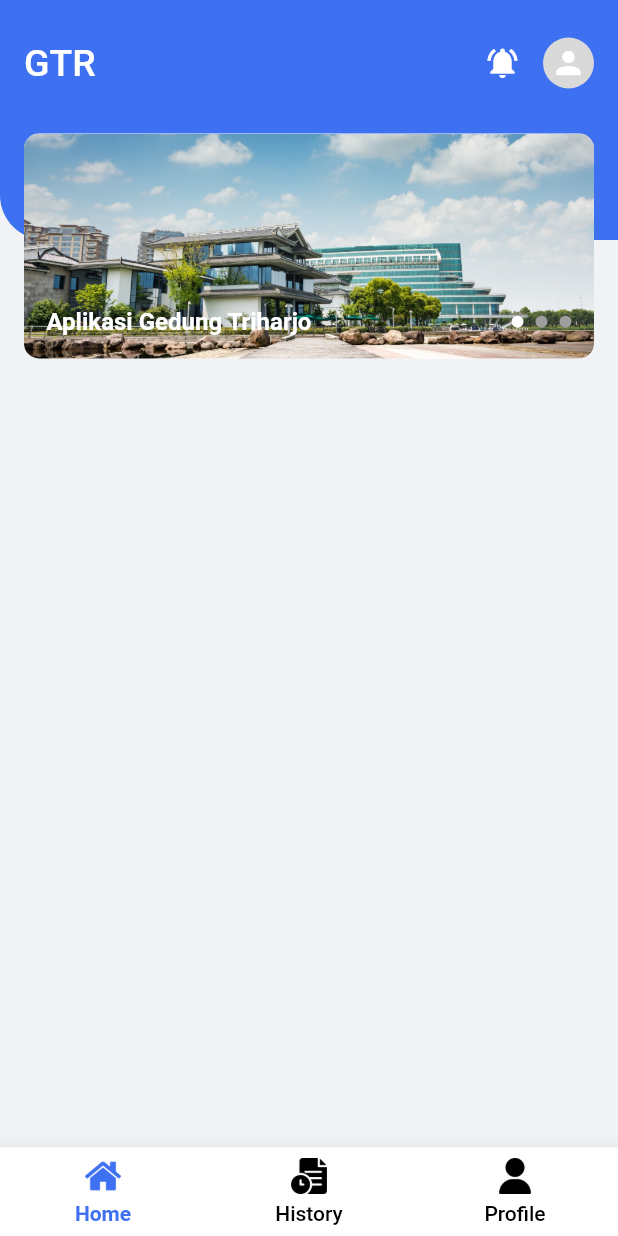
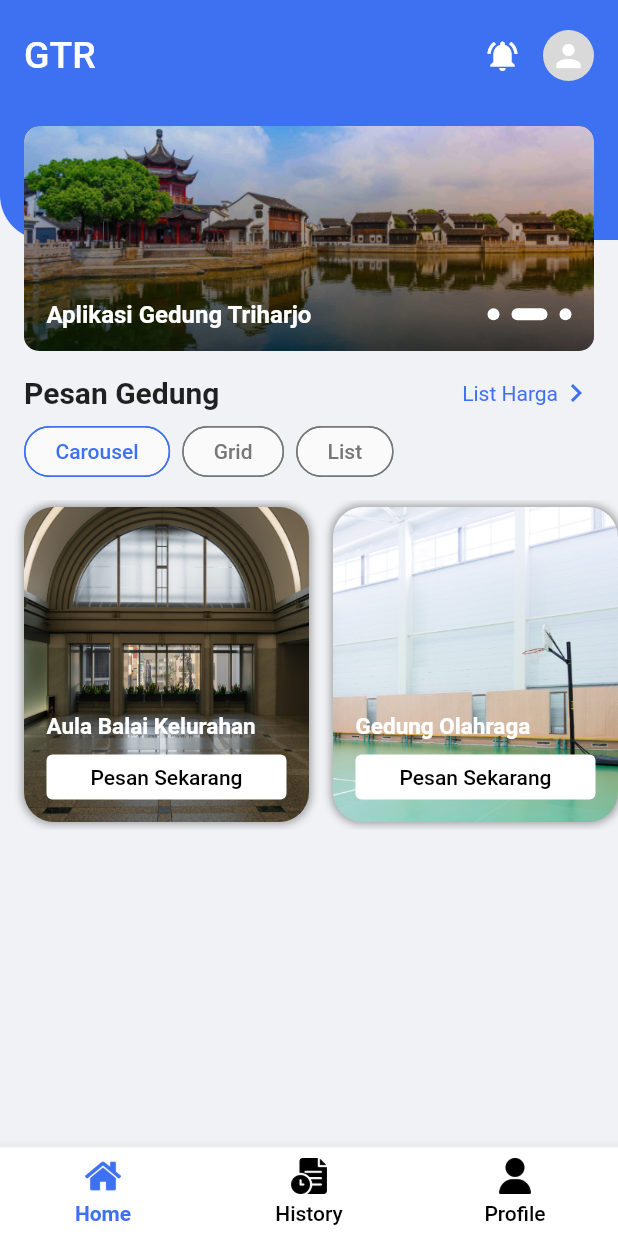
Before and after one commit to FarighMAkmalullah/gedung-triharjo, a Flutter app: the screen it shows after launch, on a phone screen of 412 x 824 dp. Run offline on Flutter 3.47's test engine with Material 2 defaults, Android fonts, the phone set to English and light mode, and no system bars; drawn by our look-alikes of smooth_page_indicator.

Commit message:
Pemesanan Carausel selesai

```diff
--- a/lib/screen/dashboard/dashboard_screen.dart
+++ b/lib/screen/dashboard/dashboard_screen.dart
@@ -1,6 +1,7 @@
 import 'package:flutter/material.dart';
 import 'package:penyewaan_gedung_triharjo/screen/dashboard/widget/header_widget.dart';
-import 'package:smooth_page_indicator/smooth_page_indicator.dart';
+import 'package:penyewaan_gedung_triharjo/screen/dashboard/widget/pesan_gedung_widget.dart';
+import 'package:penyewaan_gedung_triharjo/screen/dashboard/widget/profil_gedung_widget.dart';
 
 class DashboardScreen extends StatefulWidget {
   const DashboardScreen({super.key});
@@ -10,12 +11,6 @@ class DashboardScreen extends StatefulWidget {
 }
 
 class _DashboardScreenState extends State<DashboardScreen> {
-  final _pageController = PageController();
-  List<String> imageUrls = [
-    "assets/image/dashboard/dashboard1.jpg",
-    "assets/image/dashboard/dashboard2.jpg",
-    "assets/image/dashboard/dashboard3.jpg",
-  ];
   @override
   Widget build(BuildContext context) {
     return SafeArea(
@@ -33,79 +28,24 @@ class _DashboardScreenState extends State<DashboardScreen> {
                         bottomLeft: Radius.circular(30),
                       )),
                 ),
-                Padding(
-                  padding:
-                      const EdgeInsets.symmetric(horizontal: 16, vertical: 25),
-                  child: Column(
-                    children: [
-                      const HeaderWidget(),
-                      const SizedBox(
-                        height: 30,
-                      ),
-                      Stack(
-                        children: [
-                          Container(
-                            height: 150,
-                            decoration: BoxDecoration(
-                              borderRadius: BorderRadius.circular(10),
-                              color: Colors.white,
-                            ),
-                          ),
-                          SizedBox(
-                            height: 150,
-                            width: double.infinity,
-                            child: PageView(
-                              controller: _pageController,
-                              children: imageUrls.map(
-                                (imageUrl) {
-                                  return ClipRRect(
-                                    borderRadius: BorderRadius.circular(10.0),
-                                    child: Image.asset(
-                                      imageUrl,
-                                      fit: BoxFit.cover,
-                                      height: 150,
-                                    ),
-                                  );
-                                },
-                              ).toList(),
-                            ),
-                          ),
-                          Container(
-                            padding: const EdgeInsets.all(15),
-                            height: 150,
-                            child: Column(
-                              mainAxisAlignment: MainAxisAlignment.end,
-                              children: [
-                                Row(
-                                  mainAxisAlignment:
-                                      MainAxisAlignment.spaceBetween,
-                                  children: [
-                                    const Text(
-                                      "Aplikasi Gedung Triharjo",
-                                      style: TextStyle(
-                                        color: Colors.white,
-                                        fontWeight: FontWeight.bold,
-                                        fontSize: 16,
-                                      ),
-                                    ),
-                                    SmoothPageIndicator(
-                                      controller: _pageController,
-                                      count: imageUrls.length,
-                                      effect: SlideEffect(
-                                        activeDotColor: Colors.white,
-                                        dotHeight: 8,
-                                        dotWidth: 8,
-                                      ),
-                                    ),
-                                  ],
-                                ),
-                              ],
-                            ),
-                          )
-                        ],
-                      )
-                    ],
-                  ),
+                const Column(
+                  children: [
+                    SizedBox(
+                      height: 20,
+                    ),
+                    Padding(
+                      padding: EdgeInsets.symmetric(horizontal: 16),
+                      child: HeaderWidget(),
+                    ),
+                    SizedBox(
+                      height: 30,
+                    ),
+                    Padding(
+                      padding: EdgeInsets.symmetric(horizontal: 16),
+                      child: ProfilGedungWidget(),
+                    ),
+                    PesanGedungWidget(),
+                  ],
                 ),
               ],
             )
--- /dev/null
+++ b/lib/screen/dashboard/widget/pesan_carausel_widget.dart
@@ -0,0 +1,102 @@
+import 'package:flutter/material.dart';
+
+class PesanCarauselWidget extends StatefulWidget {
+  const PesanCarauselWidget({super.key});
+
+  @override
+  State<PesanCarauselWidget> createState() => _PesanCarauselWidgetState();
+}
+
+class _PesanCarauselWidgetState extends State<PesanCarauselWidget> {
+  Map<String, dynamic> carouselList = {
+    'carousel': [
+      {
+        'title': 'Aula Balai Kelurahan',
+        'image': 'assets/image/dashboard/aula.png',
+      },
+      {
+        'title': 'Gedung Olahraga',
+        'image': 'assets/image/dashboard/gedung.png',
+      },
+      {
+        'title': 'Lapangan Olahraga',
+        'image': 'assets/image/dashboard/lapangan.png',
+      },
+    ]
+  };
+  @override
+  Widget build(BuildContext context) {
+    var list = carouselList?['carousel'];
+    return Container(
+      height: 220,
+      width: MediaQuery.of(context).size.width,
+      child: ListView.builder(
+        scrollDirection: Axis.horizontal,
+        itemCount: list?.length ?? 0,
+        itemBuilder: (BuildContext context, int index) {
+          return Container(
+            margin: EdgeInsets.only(
+              left: 16,
+              right: index == list?.length - 1 ? 16 : 0,
+              top: 5,
+              bottom: 5,
+            ),
+            padding: const EdgeInsets.all(15),
+            decoration: BoxDecoration(
+              image: DecorationImage(
+                  image: AssetImage('${list?[index]['image']}'),
+                  fit: BoxFit.fill),
+              borderRadius: BorderRadius.circular(
+                20,
+              ),
+              boxShadow: const [
+                BoxShadow(
+                  color: Colors.grey,
+                  offset: Offset(0, 0),
+                  blurRadius: 4,
+                  spreadRadius: 1,
+                ),
+              ],
+            ),
+            width: 190,
+            child: Column(
+              mainAxisAlignment: MainAxisAlignment.end,
+              crossAxisAlignment: CrossAxisAlignment.start,
+              children: [
+                Text(
+                  list?[index]['title'] ?? '',
+                  style: const TextStyle(
+                    color: Colors.white,
+                    fontWeight: FontWeight.w600,
+                    fontSize: 15,
+                  ),
+                ),
+                const SizedBox(
+                  height: 10,
+                ),
+                FractionallySizedBox(
+                  widthFactor: 1.0,
+                  child: SizedBox(
+                    height: 30,
+                    child: ElevatedButton(
+                        onPressed: () {},
+                        style: ElevatedButton.styleFrom(
+                          backgroundColor: Colors.white,
+                          elevation: 0,
+                        ),
+                        child: const Text(
+                          'Pesan Sekarang',
+                          style: TextStyle(
+                            color: Colors.black,
+                          ),
+                        )),
+                  ),
+                )
+              ],
+            ),
+          );
+        },
+      ),
+    );
+  }
+}
--- /dev/null
+++ b/lib/screen/dashboard/widget/pesan_gedung_widget.dart
@@ -0,0 +1,178 @@
+import 'package:flutter/material.dart';
+import 'package:penyewaan_gedung_triharjo/screen/dashboard/widget/pesan_carausel_widget.dart';
+
+class PesanGedungWidget extends StatefulWidget {
+  const PesanGedungWidget({super.key});
+
+  @override
+  State<PesanGedungWidget> createState() => _PesanGedungWidgetState();
+}
+
+class _PesanGedungWidgetState extends State<PesanGedungWidget> {
+  int selectedChoice = 1;
+
+  Widget _buildWidgetForChoice(int choice) {
+    switch (choice) {
+      case 1:
+        return const PesanCarauselWidget();
+      case 2:
+        return const Center(
+          child: Text("List"),
+        );
+      case 3:
+        return const Center(
+          child: Text("Grid"),
+        );
+      default:
+        return Container();
+    }
+  }
+
+  @override
+  Widget build(BuildContext context) {
+    return Container(
+      width: MediaQuery.of(context).size.width,
+      padding: const EdgeInsets.symmetric(vertical: 16),
+      child: Column(
+        children: [
+          const Padding(
+            padding: EdgeInsets.symmetric(horizontal: 16),
+            child: Row(
+              mainAxisAlignment: MainAxisAlignment.spaceBetween,
+              children: [
+                Text(
+                  'Pesan Gedung',
+                  style: TextStyle(
+                    fontWeight: FontWeight.bold,
+                    fontSize: 20,
+                  ),
+                ),
+                Row(
+                  children: [
+                    Text(
+                      "List Harga",
+                      style: TextStyle(
+                        color: Color(0xFF3E70F2),
+                      ),
+                    ),
+                    Icon(
+                      Icons.chevron_right,
+                      color: Color(0xFF3E70F2),
+                    )
+                  ],
+                )
+              ],
+            ),
+          ),
+          Padding(
+            padding: const EdgeInsets.symmetric(horizontal: 16, vertical: 10),
+            child: Row(
+              mainAxisAlignment: MainAxisAlignment.start,
+              children: [
+                Wrap(
+                  spacing: 8.0,
+                  children: [
+                    ChoiceChip(
+                      materialTapTargetSize: MaterialTapTargetSize.shrinkWrap,
+                      labelPadding: const EdgeInsets.fromLTRB(16, 0, 16, 0),
+                      label: Padding(
+                        padding: const EdgeInsets.all(0),
+                        child: Text(
+                          'Carousel',
+                          style: TextStyle(
+                            color: selectedChoice == 1
+                                ? const Color(0xFF3E70F2)
+                                : const Color(0xFF787777),
+                          ),
+                        ),
+                      ),
+                      backgroundColor: Colors.transparent,
+                      selectedColor: Colors.transparent,
+                      shape: RoundedRectangleBorder(
+                        borderRadius: BorderRadius.circular(22.0),
+                        side: BorderSide(
+                          color: selectedChoice == 1
+                              ? const Color(0xFF3E70F2)
+                              : const Color(0xFF787777),
+                          width: 1.0,
+                        ),
+                      ),
+                      selected: selectedChoice == 1,
+                      onSelected: (selected) {
+                        setState(() {
+                          selectedChoice = selected ? 1 : 0;
+                        });
+                      },
+                    ),
+                    ChoiceChip(
+                      materialTapTargetSize: MaterialTapTargetSize.shrinkWrap,
+                      labelPadding: const EdgeInsets.fromLTRB(16, 0, 16, 0),
+                      label: Text(
+                        'Grid',
+                        style: TextStyle(
+                          color: selectedChoice == 2
+                              ? const Color(0xFF3E70F2)
+                              : const Color(0xFF787777),
+                        ),
+                      ),
+                      backgroundColor: Colors.transparent,
+                      selectedColor: Colors.transparent,
+                      shape: RoundedRectangleBorder(
+                        borderRadius: BorderRadius.circular(22.0),
+                        side: BorderSide(
+                          color: selectedChoice == 2
+                              ? const Color(0xFF3E70F2)
+                              : const Color(0xFF787777),
+                          width: 1.0,
+                        ),
+                      ),
+                      selected: selectedChoice == 2,
+                      onSelected: (selected) {
+                        setState(() {
+                          selectedChoice = selected ? 2 : 0;
+                        });
+                      },
+                    ),
+                    ChoiceChip(
+                      materialTapTargetSize: MaterialTapTargetSize.shrinkWrap,
+                      labelPadding: const EdgeInsets.fromLTRB(16, 0, 16, 0),
+                      label: Text(
+                        'List',
+                        style: TextStyle(
+                          color: selectedChoice == 3
+                              ? const Color(0xFF3E70F2)
+                              : const Color(0xFF787777),
+                        ),
+                      ),
+                      backgroundColor: Colors.transparent,
+                      selectedColor: Colors.transparent,
+                      shape: RoundedRectangleBorder(
+                        borderRadius: BorderRadius.circular(22.0),
+                        side: BorderSide(
+                          color: selectedChoice == 3
+                              ? const Color(0xFF3E70F2)
+                              : const Color(0xFF787777),
+                          width: 1.0,
+                        ),
+                      ),
+                      selected: selectedChoice == 3,
+                      onSelected: (selected) {
+                        setState(() {
+                          selectedChoice = selected ? 3 : 0;
+                        });
+                      },
+                    ),
+                  ],
+                ),
+              ],
+            ),
+          ),
+          const SizedBox(
+            height: 5,
+          ),
+          _buildWidgetForChoice(selectedChoice),
+        ],
+      ),
+    );
+  }
+}
--- /dev/null
+++ b/lib/screen/dashboard/widget/profil_gedung_widget.dart
@@ -0,0 +1,114 @@
+import 'dart:async';
+
+import 'package:flutter/material.dart';
+import 'package:smooth_page_indicator/smooth_page_indicator.dart';
+
+class ProfilGedungWidget extends StatefulWidget {
+  const ProfilGedungWidget({super.key});
+
+  @override
+  State<ProfilGedungWidget> createState() => _ProfilGedungWidgetState();
+}
+
+class _ProfilGedungWidgetState extends State<ProfilGedungWidget> {
+  final _pageController = PageController();
+  List<String> imageUrls = [
+    "assets/image/dashboard/dashboard1.png",
+    "assets/image/dashboard/dashboard2.png",
+    "assets/image/dashboard/dashboard3.png",
+  ];
+  int _currentPage = 0;
+  late Timer _timer;
+
+  @override
+  void initState() {
+    super.initState();
+
+    _timer = Timer.periodic(const Duration(seconds: 5), (timer) {
+      if (_currentPage < imageUrls.length - 1) {
+        _currentPage++;
+      } else {
+        _currentPage = 0;
+      }
+
+      _pageController.animateToPage(
+        _currentPage,
+        duration: const Duration(milliseconds: 500),
+        curve: Curves.ease,
+      );
+    });
+  }
+
+  @override
+  void dispose() {
+    _timer.cancel();
+    _pageController.dispose();
+    super.dispose();
+  }
+
+  @override
+  Widget build(BuildContext context) {
+    return Stack(
+      children: [
+        Container(
+          height: 150,
+          decoration: BoxDecoration(
+            borderRadius: BorderRadius.circular(10),
+            color: Colors.black,
+          ),
+        ),
+        SizedBox(
+          height: 150,
+          width: double.infinity,
+          child: PageView(
+            controller: _pageController,
+            children: imageUrls.map(
+              (imageUrl) {
+                return ClipRRect(
+                  borderRadius: BorderRadius.circular(10.0),
+                  child: Image.asset(
+                    imageUrl,
+                    fit: BoxFit.cover,
+                    height: 150,
+                  ),
+                );
+              },
+            ).toList(),
+          ),
+        ),
+        Container(
+          padding: const EdgeInsets.all(15),
+          height: 150,
+          child: Column(
+            mainAxisAlignment: MainAxisAlignment.end,
+            children: [
+              Row(
+                mainAxisAlignment: MainAxisAlignment.spaceBetween,
+                children: [
+                  const Text(
+                    "Aplikasi Gedung Triharjo",
+                    style: TextStyle(
+                      color: Colors.white,
+                      fontWeight: FontWeight.bold,
+                      fontSize: 16,
+                    ),
+                  ),
+                  SmoothPageIndicator(
+                    controller: _pageController,
+                    count: imageUrls.length,
+                    effect: const ExpandingDotsEffect(
+                      activeDotColor: Colors.white,
+                      dotColor: Colors.white,
+                      dotHeight: 8,
+                      dotWidth: 8,
+                    ),
+                  ),
+                ],
+              ),
+            ],
+          ),
+        )
+      ],
+    );
+  }
+}
```
Also changed, not shown: pubspec.yaml (+6 -3 lines), assets/image/dashboard/aula.png (added), assets/image/dashboard/dashboard1.png (added), assets/image/dashboard/dashboard2.jpg, assets/image/dashboard/dashboard2.png (added), assets/image/dashboard/dashboard3.jpg, assets/image/dashboard/dashboard3.png (added), assets/image/dashboard/gedung.png (added), assets/image/dashboard/lapangan.png (added).
